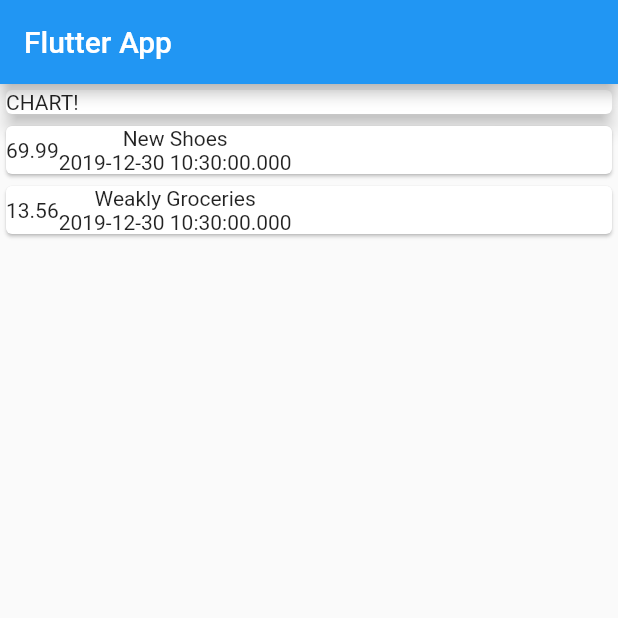
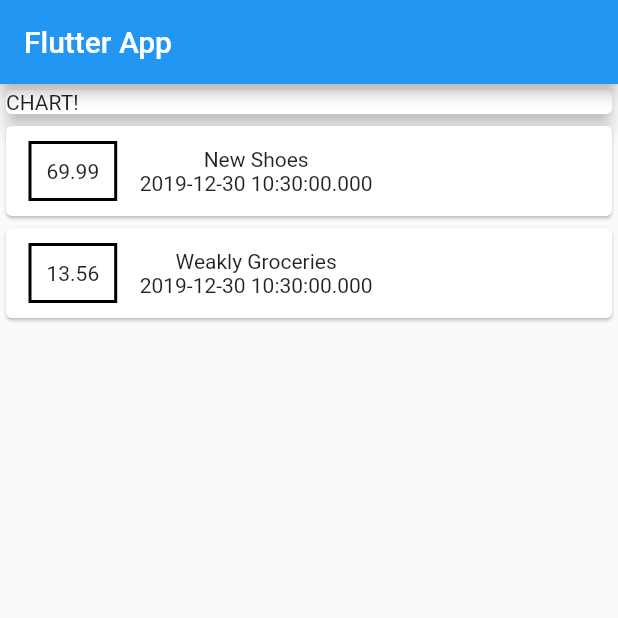
Before and after one commit to sahilmob/flutter-course-personal-expenses-app, a Flutter app: the screen it shows after launch, on a phone screen of 412 x 824 dp, the top half of it. Run offline on Flutter 3.47's test engine with Material 2 defaults, Android fonts, the phone set to English and light mode, and no system bars.

Commit message:
change amount style

```diff
--- a/lib/main.dart
+++ b/lib/main.dart
@@ -49,6 +49,12 @@ class MyHomePage extends StatelessWidget {
                       child: Row(
                         children: <Widget>[
                           Container(
+                            margin: EdgeInsets.symmetric(
+                                vertical: 10, horizontal: 15),
+                            padding: EdgeInsets.all(10),
+                            decoration: BoxDecoration(
+                                border:
+                                    Border.all(color: Colors.black, width: 2)),
                             child: Text(tx.amount.toString()),
                           ),
                           Column(
```
